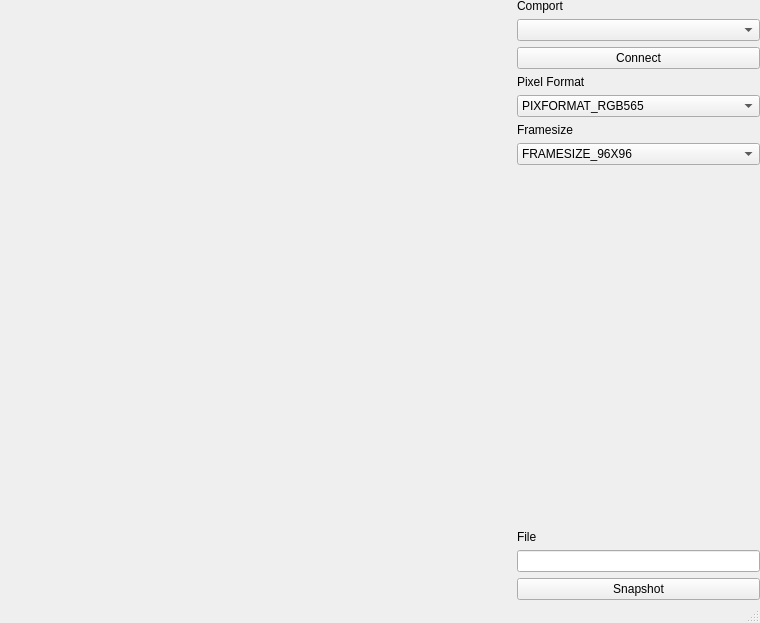
Qt form raw_image_viewer/frontend.ui (Robotics-Competence-Center-Illertal-e-V/xiao_sense_s3_framework) before a commit.
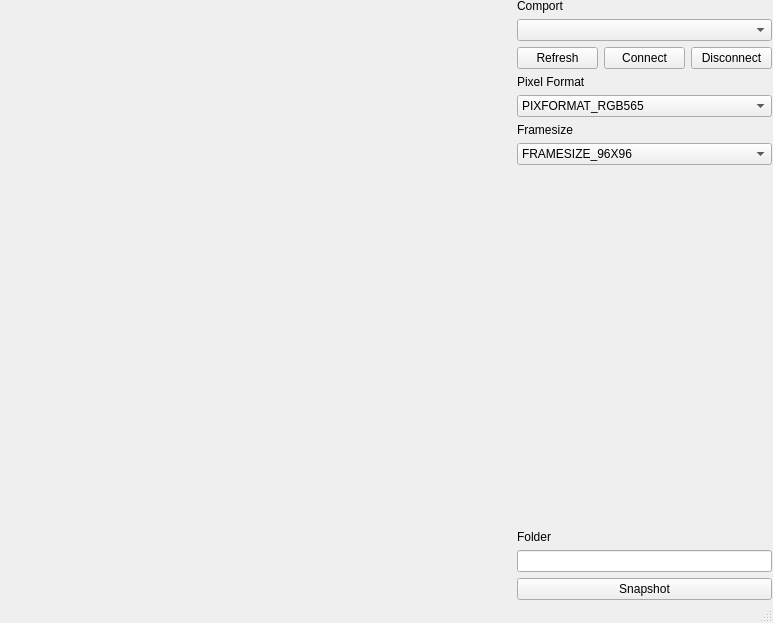
The same form after that commit.

Commit message: added disconnect and refresh button

The edit to the form file:
```diff
--- a/raw_image_viewer/frontend.ui
+++ b/raw_image_viewer/frontend.ui
@@ -6,7 +6,7 @@
    <rect>
     <x>0</x>
     <y>0</y>
-    <width>760</width>
+    <width>773</width>
     <height>623</height>
    </rect>
   </property>
@@ -19,7 +19,7 @@
      <rect>
       <x>-1</x>
       <y>-1</y>
-      <width>761</width>
+      <width>773</width>
       <height>601</height>
      </rect>
     </property>
@@ -47,6 +47,15 @@
         <widget class="QComboBox" name="comboComport"/>
        </item>
        <item>
+        <layout class="QHBoxLayout" name="horizontalLayout_2">
+         <item>
+          <widget class="QPushButton" name="buttonRefresh">
+           <property name="text">
+            <string>Refresh</string>
+           </property>
+          </widget>
+         </item>
+         <item>
         <widget class="QPushButton" name="buttonConnect">
          <property name="text">
           <string>Connect</string>
@@ -54,6 +63,15 @@
         </widget>
        </item>
        <item>
+          <widget class="QPushButton" name="buttonDisconnect">
+           <property name="text">
+            <string>Disconnect</string>
+           </property>
+          </widget>
+         </item>
+        </layout>
+       </item>
+       <item>
         <widget class="QLabel" name="label_3">
          <property name="text">
           <string>Pixel Format</string>
@@ -106,7 +124,7 @@
        <item>
         <widget class="QLabel" name="label">
          <property name="text">
-          <string>File</string>
+          <string>Folder</string>
          </property>
         </widget>
        </item>
```
Lines whose indentation alone changed are shown as unchanged. The commit also changes 5 other files.
